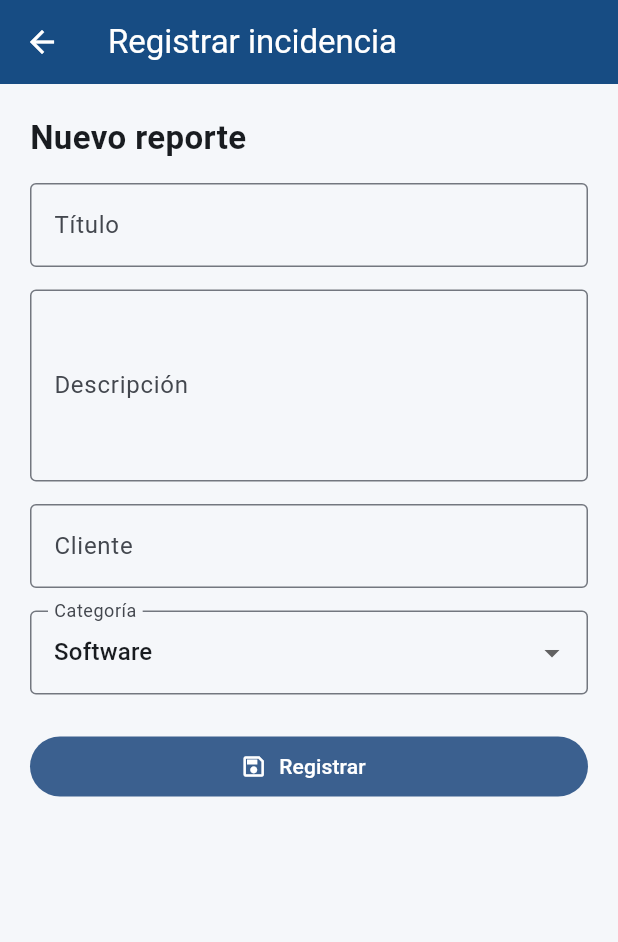
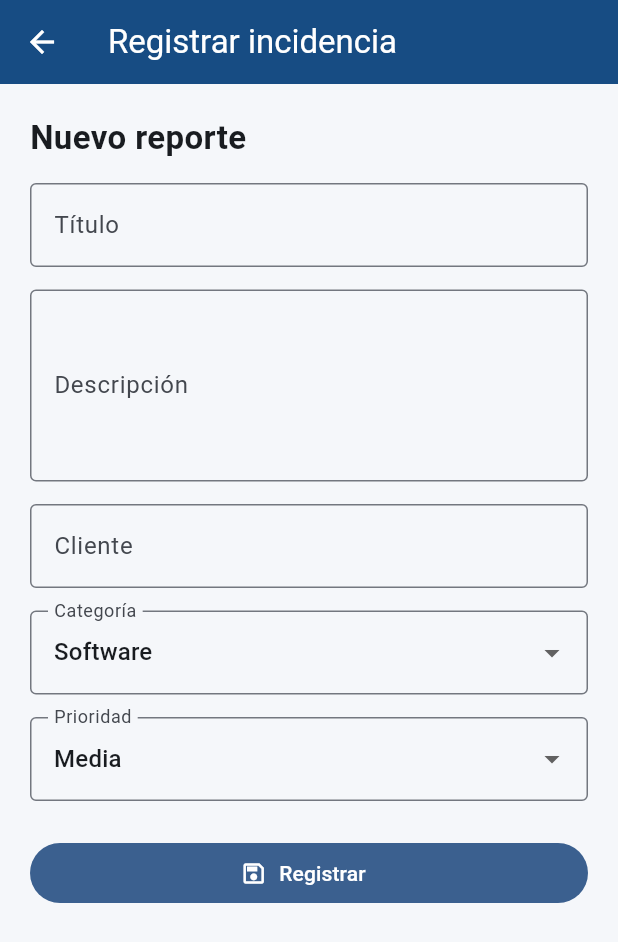
Before and after one commit to DiegoVenreis/NextSoft, a Flutter app: the screen it shows after launch, after a tap on "Nueva incidencia", on a phone screen of 412 x 824 dp. Shown: the top 942 px of the screen. Run offline on Flutter 3.47's test engine with Material 3 defaults, Android fonts, the phone set to English and light mode, and no system bars; our stand-ins replace shared_preferences.

Commit message:
feat/prioridades-Logica, agregar datos a las incidencias y adelanto de la vista

```diff
--- a/lib/model/incidencia.dart
+++ b/lib/model/incidencia.dart
@@ -1,4 +1,6 @@
 class Incidencia {
+static const List<String> prioridadValida = ['Baja', 'Media', 'Alta'];
+
   String id;
   String titulo;
   String descripcion;
@@ -6,6 +8,7 @@ class Incidencia {
   String categoria;
   String estado;
   String fecha;
+  String prioridad;
 
   Incidencia({
     required this.id,
@@ -15,9 +18,11 @@ class Incidencia {
     required this.categoria,
     required this.estado,
     required this.fecha,
-  });
+    String prioridad = 'Media',
+  }) : prioridad = prioridadValida.contains(prioridad) ? prioridad : 'Media';
 
   factory Incidencia.desdeJson(Map<String, dynamic> m) {
+    final prioridadGuardada = m['prioridad']?.toString() ?? 'Media';
     return Incidencia(
       id: m['id']?.toString() ?? '',
       titulo: m['titulo']?.toString() ?? '',
@@ -26,6 +31,8 @@ class Incidencia {
       categoria: m['categoria']?.toString() ?? 'Software',
       estado: m['estado']?.toString() ?? 'Pendiente',
       fecha: m['fecha']?.toString() ?? '',
+      prioridad: prioridadValida.contains(prioridadGuardada)
+          ? prioridadGuardada : 'Media',
     );
   }
 
@@ -38,6 +45,7 @@ class Incidencia {
       'categoria': categoria,
       'estado': estado,
       'fecha': fecha,
+      'prioridad' : prioridad,
     };
   }
 }
--- a/lib/services/gestor_incidencias.dart
+++ b/lib/services/gestor_incidencias.dart
@@ -42,8 +42,19 @@ class GestorIncidencias {
     }
   }
 
+  Future<void> cambiarPrioridad(String id, String prioridad) async {
+    if (!Incidencia.prioridadValida.contains(prioridad)) return;
+    for (var i = 0; i < incidencias.length; i++){
+      if (incidencias[i].id == id){
+        incidencias[i].prioridad = prioridad;
+        await datos.guardar(incidencias);
+        return;
+      }
+    }
+  }
+
   Future<void> crear(String titulo, String descripcion, String cliente,
-      String categoria) async {
+      String categoria, {String prioridad = 'Media'}) async {
     final nuevo = Incidencia(
       id: 'INC-${DateTime.now().microsecondsSinceEpoch}',
       titulo: titulo,
@@ -52,6 +63,7 @@ class GestorIncidencias {
       categoria: categoria,
       estado: 'Pendiente',
       fecha: DateTime.now().toIso8601String().split('T').first,
+      prioridad: Incidencia.prioridadValida.contains(prioridad) ? prioridad : 'Media',
     );
     incidencias.insert(0, nuevo);
     cantidadPendientes++;
--- a/lib/ui/pantalla_nueva.dart
+++ b/lib/ui/pantalla_nueva.dart
@@ -15,6 +15,7 @@ class _PantallaNuevaState extends State<PantallaNueva> {
   final descripcion = TextEditingController();
   final cliente = TextEditingController();
   String categoria = 'Software';
+  String prioridad = 'Media';
   bool ocupado = false;
 
   @override
@@ -31,6 +32,7 @@ class _PantallaNuevaState extends State<PantallaNueva> {
     try {
       await widget.gestor.crear(
         titulo.text.trim(), descripcion.text.trim(), cliente.text.trim(), categoria,
+        prioridad: prioridad,
       );
       if (mounted) Navigator.pop(context, true);
     } catch (e) {
@@ -78,6 +80,14 @@ class _PantallaNuevaState extends State<PantallaNueva> {
                       .map((c) => DropdownMenuItem(value: c, child: Text(c))).toList(),
                   onChanged: ocupado ? null : (v) => setState(() => categoria = v ?? 'Software'),
                 ),
+                const SizedBox(height: 15),
+                DropdownButtonFormField<String>(
+                  value: prioridad,
+                  decoration: const InputDecoration(labelText: 'Prioridad', border: OutlineInputBorder()),
+                  items: ['Baja', 'Media', 'Alta']
+                      .map((p) => DropdownMenuItem(value: p, child: Text(p))).toList(),
+                  onChanged: ocupado ? null : (v) => setState(() => prioridad = v ?? 'Media'),
+                ),
                 const SizedBox(height: 24),
                 FilledButton.icon(
                   onPressed: ocupado ? null : guardar,
--- a/lib/ui/pantalla_principal.dart
+++ b/lib/ui/pantalla_principal.dart
@@ -190,6 +190,15 @@ class _PantallaPrincipalState extends State<PantallaPrincipal> {
                                               Text(item.estado, style: TextStyle(
                                                 color: colorEstado(item.estado), fontWeight: FontWeight.bold,
                                               )),
+                                              const SizedBox(height: 6),
+                                              Text('Prioridad: ${item.prioridad}', style: TextStyle(
+                                                color: item.prioridad == 'Alta'
+                                                    ? const Color(0xFFAC4052)
+                                                    : item.prioridad == 'Baja'
+                                                      ? const Color(0xFF147D64)
+                                                      : const Color(0xFFB56B13),
+                                                fontWeight: FontWeight.w600,
+                                              )),
                                             ],
                                           ),
                                         ),
```
